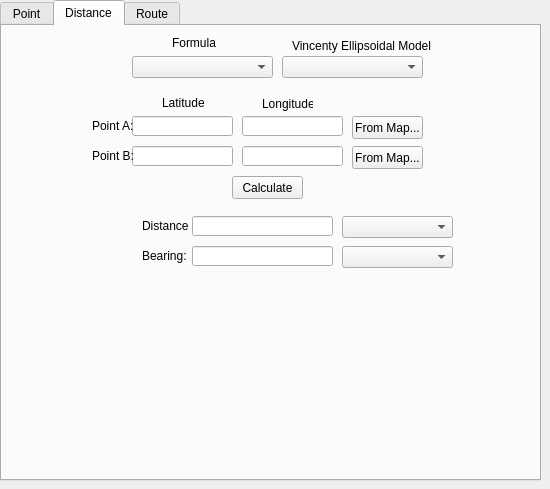
This is QGIS_2.0.0/GeoSearch/ui_geosearch.ui in walter426/QgisPlugin_GeoSearch as Qt 5 draws it before an edit. The edited form follows.
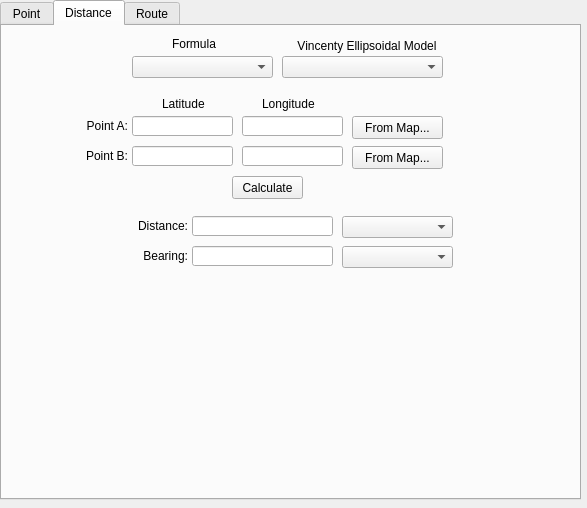
This is the edited form. The open tabs and pages were chosen to show the change.

What changed in the file:
```diff
--- a/QGIS_2.0.0/GeoSearch/ui_geosearch.ui
+++ b/QGIS_2.0.0/GeoSearch/ui_geosearch.ui
@@ -6,8 +6,8 @@
    <rect>
     <x>0</x>
     <y>0</y>
-    <width>550</width>
-    <height>489</height>
+    <width>587</width>
+    <height>508</height>
    </rect>
   </property>
   <property name="windowTitle">
@@ -18,8 +18,8 @@
     <rect>
      <x>0</x>
      <y>0</y>
-     <width>541</width>
-     <height>481</height>
+     <width>581</width>
+     <height>500</height>
     </rect>
    </property>
    <property name="currentIndex">
@@ -363,7 +363,7 @@
       <rect>
        <x>350</x>
        <y>90</y>
-       <width>71</width>
+       <width>91</width>
        <height>23</height>
       </rect>
      </property>
@@ -376,8 +376,8 @@
       <rect>
        <x>160</x>
        <y>70</y>
-       <width>46</width>
-       <height>13</height>
+       <width>51</width>
+       <height>16</height>
       </rect>
      </property>
      <property name="text">
@@ -389,7 +389,7 @@
       <rect>
        <x>260</x>
        <y>70</y>
-       <width>51</width>
+       <width>61</width>
        <height>16</height>
       </rect>
      </property>
@@ -422,8 +422,8 @@
       <rect>
        <x>170</x>
        <y>10</y>
-       <width>46</width>
-       <height>13</height>
+       <width>51</width>
+       <height>16</height>
       </rect>
      </property>
      <property name="text">
@@ -443,22 +443,25 @@
     <widget class="QLabel" name="VincentyElliModel_label">
      <property name="geometry">
       <rect>
-       <x>290</x>
+       <x>280</x>
        <y>10</y>
-       <width>141</width>
+       <width>170</width>
        <height>20</height>
       </rect>
      </property>
      <property name="text">
       <string>Vincenty Ellipsoidal Model</string>
      </property>
+     <property name="alignment">
+      <set>Qt::AlignCenter</set>
+     </property>
     </widget>
     <widget class="QComboBox" name="VctElliModel_comboBox">
      <property name="geometry">
       <rect>
        <x>280</x>
        <y>30</y>
-       <width>141</width>
+       <width>161</width>
        <height>22</height>
       </rect>
      </property>
@@ -466,15 +469,18 @@
     <widget class="QLabel" name="PtA_label">
      <property name="geometry">
       <rect>
-       <x>90</x>
+       <x>75</x>
        <y>90</y>
-       <width>46</width>
+       <width>51</width>
        <height>20</height>
       </rect>
      </property>
      <property name="text">
       <string>Point A:</string>
      </property>
+     <property name="alignment">
+      <set>Qt::AlignRight|Qt::AlignTrailing|Qt::AlignVCenter</set>
+     </property>
     </widget>
     <widget class="QLineEdit" name="Dist_PtB_Latitude_lineEdit">
      <property name="geometry">
@@ -489,15 +495,18 @@
     <widget class="QLabel" name="PtB_label">
      <property name="geometry">
       <rect>
-       <x>90</x>
+       <x>75</x>
        <y>120</y>
-       <width>46</width>
+       <width>51</width>
        <height>20</height>
       </rect>
      </property>
      <property name="text">
       <string>Point B:</string>
      </property>
+     <property name="alignment">
+      <set>Qt::AlignRight|Qt::AlignTrailing|Qt::AlignVCenter</set>
+     </property>
     </widget>
     <widget class="QLineEdit" name="Dist_PtB_Longitude_lineEdit">
      <property name="geometry">
@@ -514,7 +523,7 @@
       <rect>
        <x>350</x>
        <y>120</y>
-       <width>71</width>
+       <width>91</width>
        <height>23</height>
       </rect>
      </property>
@@ -535,15 +544,18 @@
     <widget class="QLabel" name="Dist_label">
      <property name="geometry">
       <rect>
-       <x>140</x>
+       <x>135</x>
        <y>190</y>
-       <width>46</width>
+       <width>51</width>
        <height>20</height>
       </rect>
      </property>
      <property name="text">
       <string>Distance:</string>
      </property>
+     <property name="alignment">
+      <set>Qt::AlignRight|Qt::AlignTrailing|Qt::AlignVCenter</set>
+     </property>
     </widget>
     <widget class="QComboBox" name="DistUnit_comboBox">
      <property name="geometry">
@@ -558,15 +570,18 @@
     <widget class="QLabel" name="Bearing_label">
      <property name="geometry">
       <rect>
-       <x>140</x>
+       <x>135</x>
        <y>220</y>
-       <width>46</width>
+       <width>51</width>
        <height>20</height>
       </rect>
      </property>
      <property name="text">
       <string>Bearing:</string>
      </property>
+     <property name="alignment">
+      <set>Qt::AlignRight|Qt::AlignTrailing|Qt::AlignVCenter</set>
+     </property>
     </widget>
     <widget class="QLineEdit" name="Bearing_lineEdit">
      <property name="geometry">
```
Left out of the diff: 73 changed lines with no effect on the pictures.
